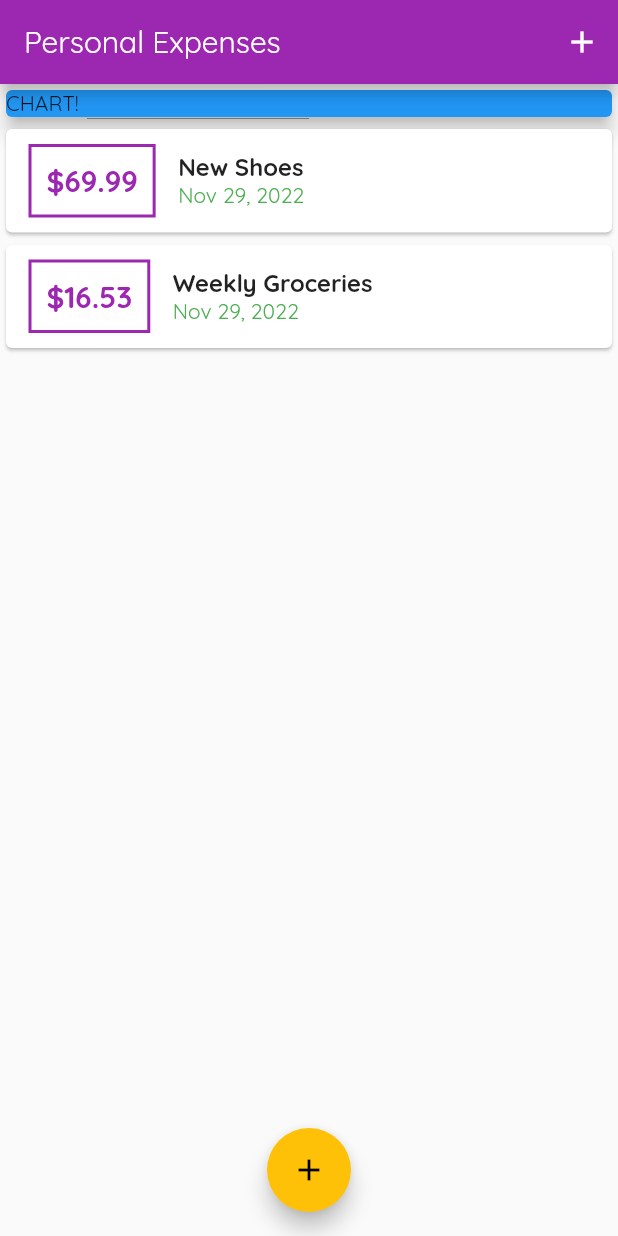
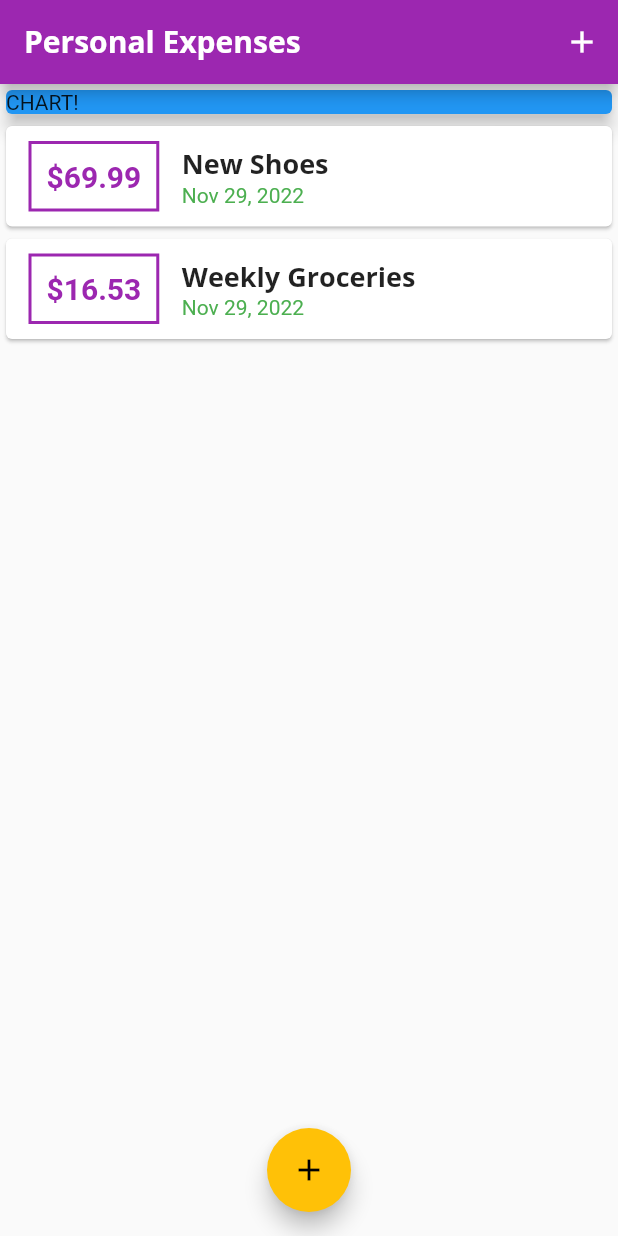
Before and after one commit to Alen87/Flutter, a Flutter app: the screen it shows after launch, on a phone screen of 412 x 824 dp. Run offline on Flutter 3.47's test engine with Material 2 defaults, Android fonts, the phone set to English and light mode, and no system bars.

Commit message:
AppBarTheme_update

```diff
--- a/projects/personal_expenses_app/lib/main.dart
+++ b/projects/personal_expenses_app/lib/main.dart
@@ -18,6 +18,22 @@ class MyApp extends StatelessWidget {
         primarySwatch: Colors.purple,
         accentColor: Colors.amber,
         fontFamily: 'Quicksand',
+        textTheme: ThemeData.light().textTheme.copyWith(
+              titleLarge: TextStyle(
+                fontFamily: 'OpenSans',
+                fontWeight: FontWeight.bold,
+                fontSize: 18,
+              ),
+            ),
+        appBarTheme: AppBarTheme(
+          textTheme: ThemeData.light().textTheme.copyWith(
+                headline6: TextStyle(
+                  fontFamily: 'OpenSans',
+                  fontSize: 20,
+                  fontWeight: FontWeight.bold,
+                ),
+              ),
+        ),
       ),
       home: MyHomePage(),
     );
@@ -76,7 +92,9 @@ class _MyHomePageState extends State<MyHomePage> {
   Widget build(BuildContext context) {
     return Scaffold(
       appBar: AppBar(
-        title: Text('Personal Expenses'),
+        title: Text(
+          'Personal Expenses',
+        ),
         actions: <Widget>[
           IconButton(
             icon: Icon(Icons.add),
--- a/projects/personal_expenses_app/lib/widgets/transaction_list.dart
+++ b/projects/personal_expenses_app/lib/widgets/transaction_list.dart
@@ -43,10 +43,7 @@ class TransactionList extends StatelessWidget {
                   children: <Widget>[
                     Text(
                       transactions[index].title,
-                      style: TextStyle(
-                        fontSize: 16,
-                        fontWeight: FontWeight.bold,
-                      ),
+                      style: Theme.of(context).textTheme.titleLarge,
                     ),
                     Text(
                       DateFormat.yMMMd().format(transactions[index].date),
```
